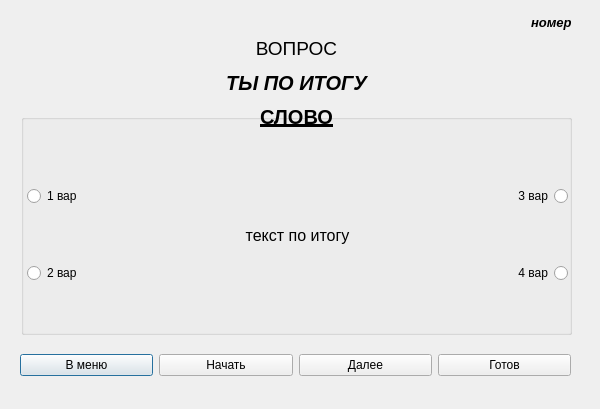
This is Word-Flow/testadj.ui in timowka0304/Word-Flow as Qt 5 draws it before an edit. The edited form follows.
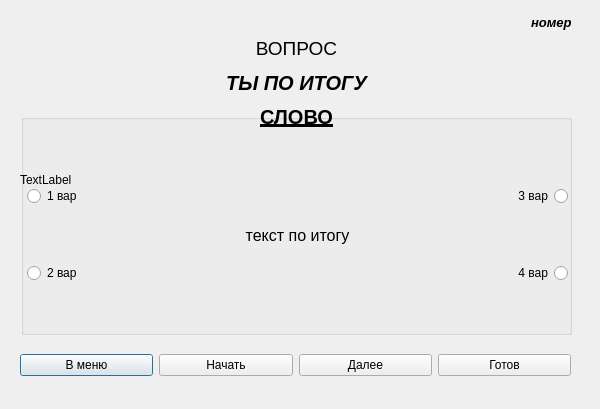
This is the edited form.

Diff of the .ui file:
```diff
--- a/Word-Flow/testadj.ui
+++ b/Word-Flow/testadj.ui
@@ -256,6 +256,19 @@
     </item>
    </layout>
   </widget>
+  <widget class="QLabel" name="label">
+   <property name="geometry">
+    <rect>
+     <x>20</x>
+     <y>20</y>
+     <width>550</width>
+     <height>320</height>
+    </rect>
+   </property>
+   <property name="text">
+    <string>TextLabel</string>
+   </property>
+  </widget>
  </widget>
  <resources/>
  <connections/>
```
